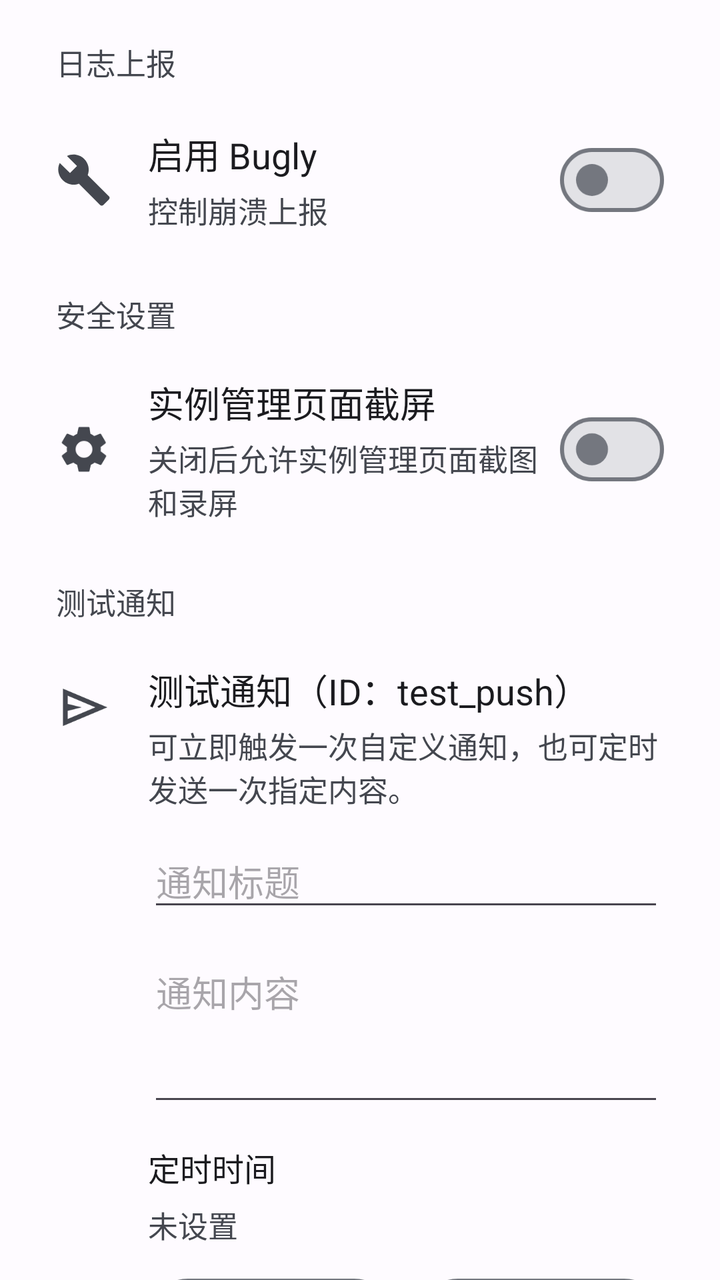
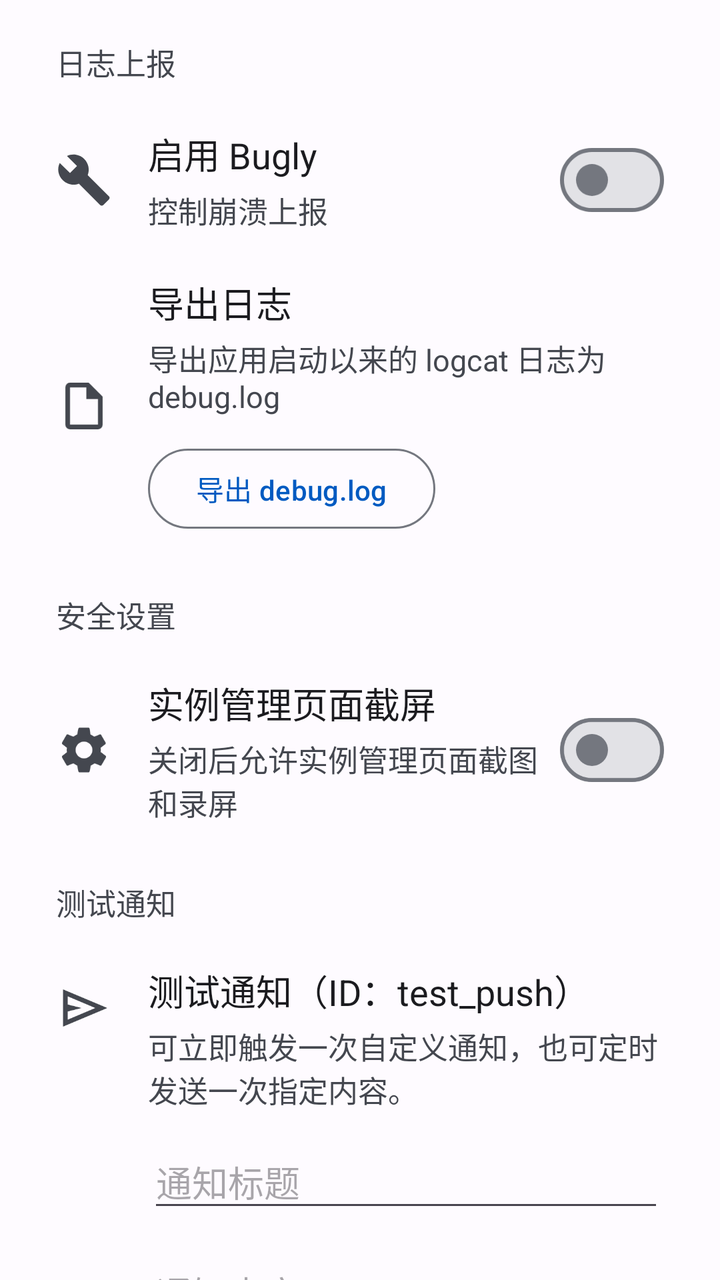

Two renders of the same Android screen: before a commit and after it. Below are the layout's source before the change and the commit's diff.
<!-- AndroidManifest.xml: application theme Theme.Simpfun -->
<!-- res/layout/fragment_debug.xml -->
<?xml version="1.0" encoding="utf-8"?>
<androidx.core.widget.NestedScrollView xmlns:android="http://schemas.android.com/apk/res/android"
    xmlns:app="http://schemas.android.com/apk/res-auto"
    android:id="@+id/scroll_debug"
    android:layout_width="match_parent"
    android:layout_height="match_parent"
    android:background="?attr/colorSurface"
    android:scrollbars="none">

    <LinearLayout
        android:layout_width="match_parent"
        android:layout_height="wrap_content"
        android:orientation="vertical"
        android:paddingStart="20dp"
        android:paddingTop="20dp"
        android:paddingEnd="20dp"
        android:paddingBottom="96dp">

        <TextView
            android:layout_width="wrap_content"
            android:layout_height="wrap_content"
            android:text="日志上报"
            android:textSize="15sp"
            android:textColor="?attr/colorOnSurfaceVariant"
            android:layout_marginStart="8dp"
            android:layout_marginBottom="10dp" />

        <LinearLayout
            android:layout_width="match_parent"
            android:layout_height="wrap_content"
            android:minHeight="76dp"
            android:orientation="horizontal"
            android:gravity="center_vertical"
            android:paddingHorizontal="8dp"
            android:paddingVertical="10dp">

            <ImageView
                android:layout_width="28dp"
                android:layout_height="28dp"
                android:layout_marginEnd="18dp"
                android:src="@drawable/ic_build_24"
                android:contentDescription="Bugly"
                app:tint="?attr/colorOnSurfaceVariant" />

            <LinearLayout
                android:layout_width="0dp"
                android:layout_height="wrap_content"
                android:layout_weight="1"
                android:orientation="vertical">

                <TextView
                    android:layout_width="wrap_content"
                    android:layout_height="wrap_content"
                    android:text="启用 Bugly"
                    android:textSize="18sp"
                    android:textColor="?attr/colorOnSurface" />

                <TextView
                    android:layout_width="wrap_content"
                    android:layout_height="wrap_content"
                    android:layout_marginTop="4dp"
                    android:text="控制崩溃上报"
                    android:textSize="15sp"
                    android:textColor="?attr/colorOnSurfaceVariant" />
            </LinearLayout>

            <com.google.android.material.materialswitch.MaterialSwitch
                android:id="@+id/switch_bugly"
                android:layout_width="wrap_content"
                android:layout_height="wrap_content" />
        </LinearLayout>

        <TextView
            android:layout_width="wrap_content"
            android:layout_height="wrap_content"
            android:text="安全设置"
            android:textSize="15sp"
            android:textColor="?attr/colorOnSurfaceVariant"
            android:layout_marginStart="8dp"
            android:layout_marginTop="18dp"
            android:layout_marginBottom="10dp" />

        <LinearLayout
            android:layout_width="match_parent"
            android:layout_height="wrap_content"
            android:minHeight="76dp"
            android:orientation="horizontal"
            android:gravity="center_vertical"
            android:paddingHorizontal="8dp"
            android:paddingVertical="10dp">

            <ImageView
                android:layout_width="28dp"
                android:layout_height="28dp"
                android:layout_marginEnd="18dp"
                android:src="@drawable/ic_settings"
                android:contentDescription="Manage 页面禁止截屏"
                app:tint="?attr/colorOnSurfaceVariant" />

            <LinearLayout
                android:layout_width="0dp"
                android:layout_height="wrap_content"
                android:layout_weight="1"
                android:orientation="vertical">

                <TextView
                    android:layout_width="wrap_content"
                    android:layout_height="wrap_content"
                    android:text="实例管理页面截屏"
                    android:textSize="18sp"
                    android:textColor="?attr/colorOnSurface" />

                <TextView
                    android:layout_width="wrap_content"
                    android:layout_height="wrap_content"
                    android:layout_marginTop="4dp"
                    android:text="关闭后允许实例管理页面截图和录屏"
                    android:textSize="15sp"
                    android:textColor="?attr/colorOnSurfaceVariant" />
            </LinearLayout>

            <com.google.android.material.materialswitch.MaterialSwitch
                android:id="@+id/switch_manage_screenshot_protection"
                android:layout_width="wrap_content"
                android:layout_height="wrap_content" />
        </LinearLayout>

        <TextView
            android:layout_width="wrap_content"
            android:layout_height="wrap_content"
            android:text="测试通知"
            android:textSize="15sp"
            android:textColor="?attr/colorOnSurfaceVariant"
            android:layout_marginStart="8dp"
            android:layout_marginTop="18dp"
            android:layout_marginBottom="10dp" />

        <LinearLayout
            android:layout_width="match_parent"
            android:layout_height="wrap_content"
            android:orientation="vertical"
            android:paddingHorizontal="8dp"
            android:paddingVertical="10dp">

            <LinearLayout
                android:layout_width="match_parent"
                android:layout_height="wrap_content"
                android:orientation="horizontal"
                android:gravity="top">

                <ImageView
                    android:layout_width="28dp"
                    android:layout_height="28dp"
                    android:layout_marginEnd="18dp"
                    android:layout_marginTop="8dp"
                    android:src="@drawable/ic_send"
                    android:contentDescription="测试通知"
                    app:tint="?attr/colorOnSurfaceVariant" />

                <LinearLayout
                    android:layout_width="0dp"
                    android:layout_height="wrap_content"
                    android:layout_weight="1"
                    android:orientation="vertical">

                    <TextView
                        android:layout_width="wrap_content"
                        android:layout_height="wrap_content"
                        android:text="测试通知（ID：test_push）"
                        android:textSize="18sp"
                        android:textColor="?attr/colorOnSurface" />

                    <TextView
                        android:layout_width="wrap_content"
                        android:layout_height="wrap_content"
                        android:layout_marginTop="4dp"
                        android:text="可立即触发一次自定义通知，也可定时发送一次指定内容。"
                        android:textSize="15sp"
                        android:textColor="?attr/colorOnSurfaceVariant" />

                    <EditText
                        android:id="@+id/et_notification_title"
                        android:layout_width="match_parent"
                        android:layout_height="wrap_content"
                        android:layout_marginTop="12dp"
                        android:hint="通知标题"
                        android:singleLine="true"
                        android:inputType="textCapSentences" />

                    <EditText
                        android:id="@+id/et_notification_content"
                        android:layout_width="match_parent"
                        android:layout_height="wrap_content"
                        android:layout_marginTop="12dp"
                        android:gravity="top|start"
                        android:hint="通知内容"
                        android:inputType="textCapSentences|textMultiLine"
                        android:minLines="3" />

                    <TextView
                        android:layout_width="wrap_content"
                        android:layout_height="wrap_content"
                        android:layout_marginTop="14dp"
                        android:text="定时时间"
                        android:textColor="?attr/colorOnSurface"
                        android:textSize="16sp" />

                    <TextView
                        android:id="@+id/tv_notification_time_value"
                        android:layout_width="wrap_content"
                        android:layout_height="wrap_content"
                        android:layout_marginTop="6dp"
                        android:text="未设置"
                        android:textColor="?attr/colorOnSurfaceVariant"
                        android:textSize="15sp" />

                    <LinearLayout
                        android:layout_width="match_parent"
                        android:layout_height="wrap_content"
                        android:layout_marginTop="12dp"
                        android:orientation="horizontal">

                        <com.google.android.material.button.MaterialButton
                            android:id="@+id/btn_pick_notification_time"
                            style="?attr/materialButtonOutlinedStyle"
                            android:layout_width="0dp"
                            android:layout_height="wrap_content"
                            android:layout_weight="1"
                            android:text="选择时间" />

                        <Space
                            android:layout_width="12dp"
                            android:layout_height="0dp" />

                        <com.google.android.material.button.MaterialButton
                            android:id="@+id/btn_send_test_notification"
                            style="?attr/materialButtonOutlinedStyle"
                            android:layout_width="0dp"
                            android:layout_height="wrap_content"
                            android:layout_weight="1"
                            android:text="立即发送" />
                    </LinearLayout>

                    <com.google.android.material.button.MaterialButton
                        android:id="@+id/btn_schedule_test_notification"
                        style="?attr/materialButtonStyle"
                        android:layout_width="match_parent"
                        android:layout_height="wrap_content"
                        android:layout_marginTop="12dp"
                        android:text="定时发送一次" />
                </LinearLayout>
            </LinearLayout>
        </LinearLayout>

        <TextView
            android:layout_width="wrap_content"
            android:layout_height="wrap_content"
            android:text="内置网页"
            android:textSize="15sp"
            android:textColor="?attr/colorOnSurfaceVariant"
            android:layout_marginStart="8dp"
            android:layout_marginTop="18dp"
            android:layout_marginBottom="10dp" />

        <LinearLayout
            android:layout_width="match_parent"
            android:layout_height="wrap_content"
            android:orientation="vertical"
            android:paddingHorizontal="8dp"
            android:paddingVertical="10dp">

            <LinearLayout
                android:layout_width="match_parent"
                android:layout_height="wrap_content"
                android:orientation="horizontal"
                android:gravity="top">

                <ImageView
                    android:layout_width="28dp"
                    android:layout_height="28dp"
                    android:layout_marginEnd="18dp"
                    android:layout_marginTop="8dp"
                    android:src="@drawable/ic_web"
                    android:contentDescription="SWebView"
                    app:tint="?attr/colorOnSurfaceVariant" />

                <LinearLayout
                    android:layout_width="0dp"
                    android:layout_height="wrap_content"
                    android:layout_weight="1"
                    android:orientation="vertical">

                    <TextView
                        android:layout_width="wrap_content"
                        android:layout_height="wrap_content"
                        android:text="SWebView URL"
                        android:textSize="18sp"
                        android:textColor="?attr/colorOnSurface" />

                    <TextView
                        android:layout_width="wrap_content"
                        android:layout_height="wrap_content"
                        android:layout_marginTop="4dp"
                        android:text="输入地址并在内置浏览器中打开"
                        android:textSize="15sp"
                        android:textColor="?attr/colorOnSurfaceVariant" />

                    <EditText
                        android:id="@+id/et_web_url"
                        android:layout_width="match_parent"
                        android:layout_height="wrap_content"
                        android:layout_marginTop="12dp"
                        android:hint="输入要打开的网址，例如 https://example.com"
                        android:inputType="textUri"
                        android:singleLine="true" />

                    <com.google.android.material.button.MaterialButton
                        android:id="@+id/btn_open_swebview"
                        style="?attr/materialButtonOutlinedStyle"
                        android:layout_width="wrap_content"
                        android:layout_height="wrap_content"
                        android:layout_marginTop="12dp"
                        android:text="打开 SWebView" />
                </LinearLayout>
            </LinearLayout>
        </LinearLayout>

        <TextView
            android:layout_width="wrap_content"
            android:layout_height="wrap_content"
            android:text="Token"
            android:textSize="15sp"
            android:textColor="?attr/colorOnSurfaceVariant"
            android:layout_marginStart="8dp"
            android:layout_marginTop="18dp"
            android:layout_marginBottom="10dp" />

        <LinearLayout
            android:layout_width="match_parent"
            android:layout_height="wrap_content"
            android:orientation="vertical"
            android:paddingHorizontal="8dp"
            android:paddingVertical="10dp">

            <LinearLayout
                android:layout_width="match_parent"
                android:layout_height="wrap_content"
                android:orientation="horizontal"
                android:gravity="top">

                <ImageView
                    android:layout_width="28dp"
                    android:layout_height="28dp"
                    android:layout_marginEnd="18dp"
                    android:layout_marginTop="8dp"
                    android:src="@drawable/ic_code"
                    android:contentDescription="Token"
                    app:tint="?attr/colorOnSurfaceVariant" />

                <LinearLayout
                    android:layout_width="0dp"
                    android:layout_height="wrap_content"
                    android:layout_weight="1"
                    android:orientation="vertical">

                    <TextView
                        android:layout_width="wrap_content"
                        android:layout_height="wrap_content"
                        android:text="访问 Token"
                        android:textSize="18sp"
                        android:textColor="?attr/colorOnSurface" />

                    <TextView
                        android:layout_width="wrap_content"
                        android:layout_height="wrap_content"
                        android:layout_marginTop="4dp"
                        android:text="保存或清空本地 Token 以便调试"
                        android:textSize="15sp"
                        android:textColor="?attr/colorOnSurfaceVariant" />

                    <EditText
                        android:id="@+id/et_token"
                        android:layout_width="match_parent"
                        android:layout_height="wrap_content"
                        android:layout_marginTop="12dp"
                        android:hint="输入 Token"
                        android:singleLine="true"
                        android:inputType="text" />

                    <LinearLayout
                        android:layout_width="match_parent"
                        android:layout_height="wrap_content"
                        android:layout_marginTop="12dp"
                        android:orientation="horizontal">

                        <com.google.android.material.button.MaterialButton
                            android:id="@+id/btn_save_token"
                            style="?attr/materialButtonOutlinedStyle"
                            android:layout_width="0dp"
                            android:layout_height="wrap_content"
                            android:layout_weight="1"
                            android:text="保存" />

                        <Space
                            android:layout_width="12dp"
                            android:layout_height="0dp" />

                        <com.google.android.material.button.MaterialButton
                            android:id="@+id/btn_clear_token"
                            style="?attr/materialButtonOutlinedStyle"
                            android:layout_width="0dp"
                            android:layout_height="wrap_content"
                            android:layout_weight="1"
                            android:text="清空" />
                    </LinearLayout>
                </LinearLayout>
            </LinearLayout>
        </LinearLayout>
    </LinearLayout>
</androidx.core.widget.NestedScrollView>
<!-- resources referenced by this layout -->
<resources>
  <!-- drawable ic_code (drawable) -->
  <vector xmlns:android="http://schemas.android.com/apk/res/android"
      android:width="24dp"
      android:height="24dp"
      android:viewportWidth="24"
      android:viewportHeight="24">
    <path
        android:fillColor="@android:color/white"
        android:pathData="M9.4,16.6L4.8,12l4.6,-4.6L8,6l-6,6 6,6 1.4,-1.4zm5.2,0l4.6,-4.6 -4.6,-4.6L16,6l6,6 -6,6 -1.4,-1.4z"/>
  </vector>
  <!-- drawable ic_send (drawable) -->
  <vector xmlns:android="http://schemas.android.com/apk/res/android"
      android:width="24dp"
      android:height="24dp"
      android:viewportWidth="960"
      android:viewportHeight="960">
    <path
        android:pathData="M120,800v-640l760,320 -760,320ZM200,680 L674,480 200,280v140l240,60 -240,60v140ZM200,680v-400,400Z"
        android:fillColor="#1f1f1f"/>
  </vector>
  <color name="md_theme_primary">#005AC1</color>
  <color name="md_theme_onPrimary">#FFFFFF</color>
  <color name="md_theme_primaryContainer">#D8E2FF</color>
  <color name="md_theme_onPrimaryContainer">#001A41</color>
  <color name="md_theme_secondary">#575E71</color>
  <color name="md_theme_onSecondary">#FFFFFF</color>
  <color name="md_theme_secondaryContainer">#DBE2F9</color>
  <color name="md_theme_onSecondaryContainer">#141B2C</color>
  <color name="md_theme_tertiary">#715573</color>
  <color name="md_theme_onTertiary">#FFFFFF</color>
  <color name="md_theme_tertiaryContainer">#FBD7FC</color>
  <color name="md_theme_onTertiaryContainer">#29132D</color>
  <color name="md_theme_error">#BA1A1A</color>
  <color name="md_theme_onError">#FFFFFF</color>
  <color name="md_theme_errorContainer">#FFDAD6</color>
  <color name="md_theme_onErrorContainer">#410002</color>
  <color name="md_theme_background">#FEFBFF</color>
  <color name="md_theme_onBackground">#1B1B1F</color>
  <color name="md_theme_surface">#FEFBFF</color>
  <color name="md_theme_onSurface">#1B1B1F</color>
  <color name="md_theme_surfaceVariant">#E1E2EC</color>
  <color name="md_theme_onSurfaceVariant">#44474F</color>
  <color name="md_theme_outline">#74777F</color>
  <color name="md_theme_outlineVariant">#C4C6D0</color>
  <color name="md_theme_inverseSurface">#303033</color>
  <color name="md_theme_inverseOnSurface">#F2F0F4</color>
  <color name="md_theme_inversePrimary">#ADC6FF</color>
  <color name="md_theme_primaryFixed">#D8E2FF</color>
  <color name="md_theme_onPrimaryFixed">#001A41</color>
  <color name="md_theme_primaryFixedDim">#ADC6FF</color>
  <color name="md_theme_onPrimaryFixedVariant">#004494</color>
  <color name="md_theme_secondaryFixed">#DBE2F9</color>
  <color name="md_theme_onSecondaryFixed">#141B2C</color>
  <color name="md_theme_secondaryFixedDim">#BFC6DC</color>
  <color name="md_theme_onSecondaryFixedVariant">#3F4759</color>
  <color name="md_theme_tertiaryFixed">#FBD7FC</color>
  <color name="md_theme_onTertiaryFixed">#29132D</color>
  <color name="md_theme_tertiaryFixedDim">#DEBCDF</color>
  <color name="md_theme_onTertiaryFixedVariant">#583E5B</color>
  <color name="md_theme_surfaceDim">#D9D9E0</color>
  <color name="md_theme_surfaceBright">#FEFBFF</color>
  <color name="md_theme_surfaceContainerLowest">#FFFFFF</color>
  <color name="md_theme_surfaceContainerLow">#F4F3F7</color>
  <color name="md_theme_surfaceContainer">#EEEFF3</color>
  <color name="md_theme_surfaceContainerHigh">#E8E8ED</color>
  <color name="md_theme_surfaceContainerHighest">#E2E2E6</color>
  <style name="ThemeOverlay.Simpfun.BottomSheet" parent="ThemeOverlay.MaterialComponents.BottomSheetDialog" />
  <!-- unchanged entries left out for length: 4 -->
</resources>

<!-- the commit's change to res/layout/fragment_debug.xml (unified diff, before → after) -->
@@ -68,6 +68,54 @@
                 android:id="@+id/switch_bugly"
                 android:layout_width="wrap_content"
                 android:layout_height="wrap_content" />
+        </LinearLayout>
+
+        <LinearLayout
+            android:layout_width="match_parent"
+            android:layout_height="wrap_content"
+            android:minHeight="76dp"
+            android:orientation="horizontal"
+            android:gravity="center_vertical"
+            android:paddingHorizontal="8dp"
+            android:paddingVertical="10dp">
+
+            <ImageView
+                android:layout_width="28dp"
+                android:layout_height="28dp"
+                android:layout_marginEnd="18dp"
+                android:src="@drawable/ic_document"
+                android:contentDescription="导出日志"
+                app:tint="?attr/colorOnSurfaceVariant" />
+
+            <LinearLayout
+                android:layout_width="0dp"
+                android:layout_height="wrap_content"
+                android:layout_weight="1"
+                android:orientation="vertical">
+
+                <TextView
+                    android:layout_width="wrap_content"
+                    android:layout_height="wrap_content"
+                    android:text="导出日志"
+                    android:textSize="18sp"
+                    android:textColor="?attr/colorOnSurface" />
+
+                <TextView
+                    android:layout_width="wrap_content"
+                    android:layout_height="wrap_content"
+                    android:layout_marginTop="4dp"
+                    android:text="导出应用启动以来的 logcat 日志为 debug.log"
+                    android:textSize="15sp"
+                    android:textColor="?attr/colorOnSurfaceVariant" />
+
+                <com.google.android.material.button.MaterialButton
+                    android:id="@+id/btn_export_log"
+                    style="?attr/materialButtonOutlinedStyle"
+                    android:layout_width="wrap_content"
+                    android:layout_height="wrap_content"
+                    android:layout_marginTop="12dp"
+                    android:text="导出 debug.log" />
+            </LinearLayout>
         </LinearLayout>
 
         <TextView
<!-- resource entries referenced after the edit -->
@@ -9,6 +9,16 @@
     <path
         android:fillColor="@android:color/white"
         android:pathData="M9.4,16.6L4.8,12l4.6,-4.6L8,6l-6,6 6,6 1.4,-1.4zm5.2,0l4.6,-4.6 -4.6,-4.6L16,6l6,6 -6,6 -1.4,-1.4z"/>
+  </vector>
+  <!-- drawable ic_document (drawable) -->
+  <vector xmlns:android="http://schemas.android.com/apk/res/android"
+      android:width="24dp"
+      android:height="24dp"
+      android:viewportWidth="24"
+      android:viewportHeight="24">
+    <path
+        android:fillColor="@android:color/white"
+        android:pathData="M14,2H6A2,2 0 0,0 4,4V20A2,2 0 0,0 6,22H18A2,2 0 0,0 20,20V8L14,2M18,20H6V4H13V9H18V20Z"/>
   </vector>
   <!-- drawable ic_send (drawable) -->
   <vector xmlns:android="http://schemas.android.com/apk/res/android"
